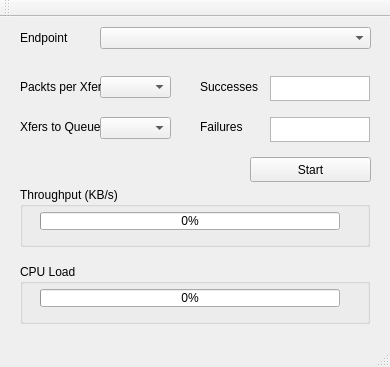
The window that WorkspaceQt/Streamer/Streamer/mainwindow.ui (Francisco89/tesis) describes before a commit, drawn with Qt 5.
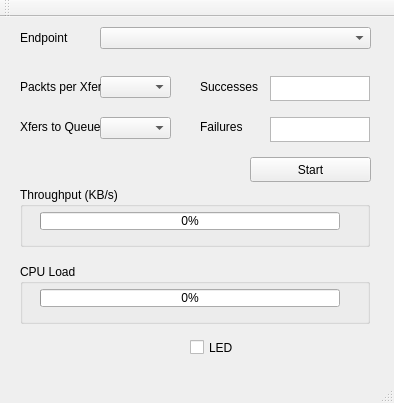
The same window after the commit. Icons and pictures are not drawn.

Patch:
```diff
--- a/WorkspaceQt/Streamer/Streamer/mainwindow.ui
+++ b/WorkspaceQt/Streamer/Streamer/mainwindow.ui
@@ -6,8 +6,8 @@
    <rect>
     <x>0</x>
     <y>0</y>
-    <width>390</width>
-    <height>367</height>
+    <width>394</width>
+    <height>403</height>
    </rect>
   </property>
   <property name="windowTitle">
@@ -231,6 +231,19 @@
      </rect>
     </property>
    </widget>
+   <widget class="QCheckBox" name="checkBox">
+    <property name="geometry">
+     <rect>
+      <x>190</x>
+      <y>320</y>
+      <width>51</width>
+      <height>21</height>
+     </rect>
+    </property>
+    <property name="text">
+     <string>LED</string>
+    </property>
+   </widget>
   </widget>
   <widget class="QToolBar" name="mainToolBar">
    <attribute name="toolBarArea">
```
Left out of the diff: 4 changed lines with no effect on the pictures.
